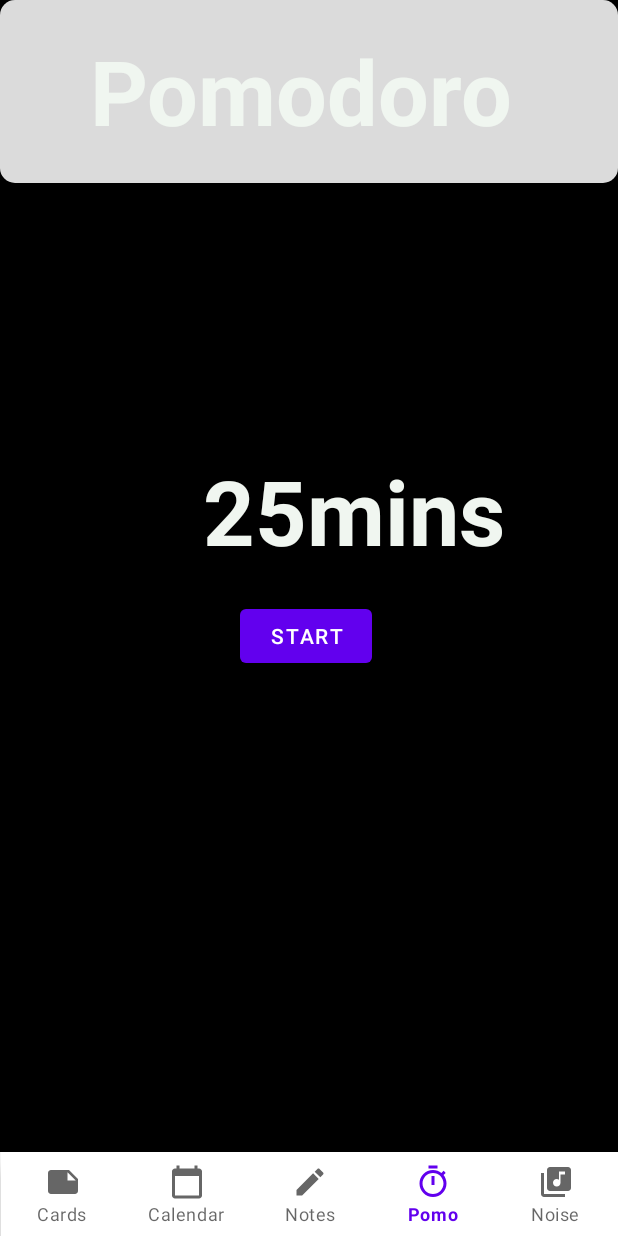
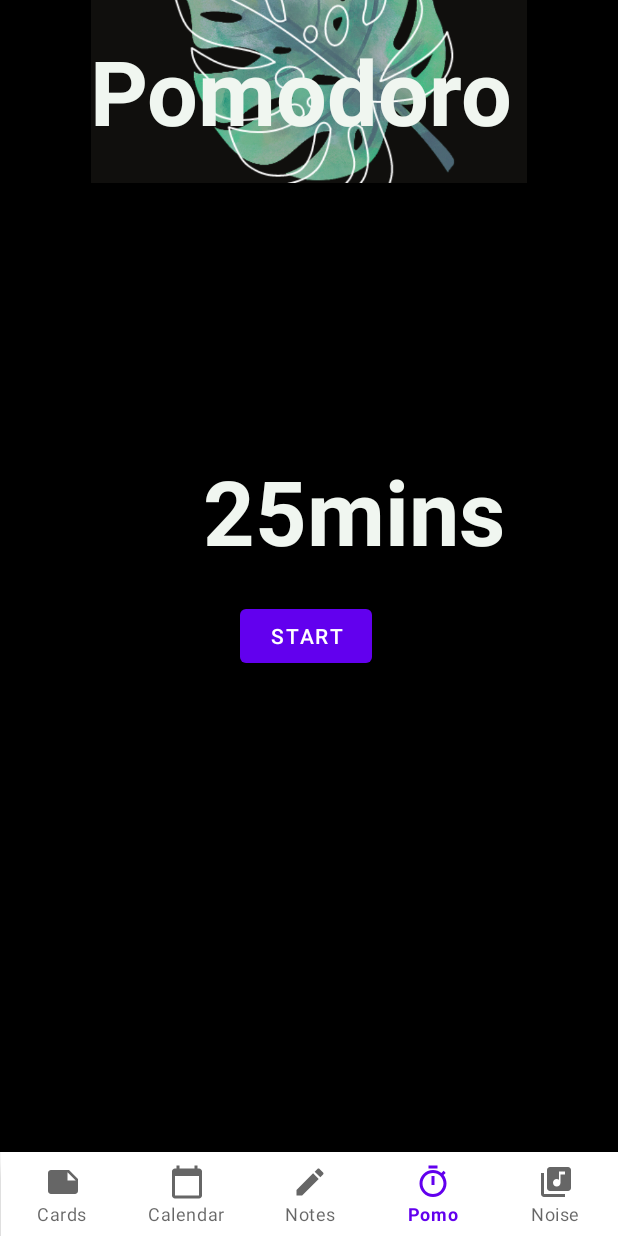
Before and after one commit to ETS-Android3/Plato-AndroidApp, an Android app: the screen it shows after launch (MainActivity), item 4 of the bottom bar chosen, on a phone screen of 412 x 824 dp. Run offline under Robolectric (Android 15) with nearby library versions, the phone set to English and light mode, and no system bars.

```diff
--- a/app/src/main/res/layout/fragment_pomodoro.xml
+++ b/app/src/main/res/layout/fragment_pomodoro.xml
@@ -13,7 +13,7 @@
         android:contentDescription="Logo at the top"
         android:layout_width="match_parent"
         android:layout_height="122dp"
-        android:src="@drawable/background_search"
+        android:src="@drawable/plato_2"
         tools:layout_editor_absoluteX="9dp"
         tools:layout_editor_absoluteY="-3dp" />
 
```
